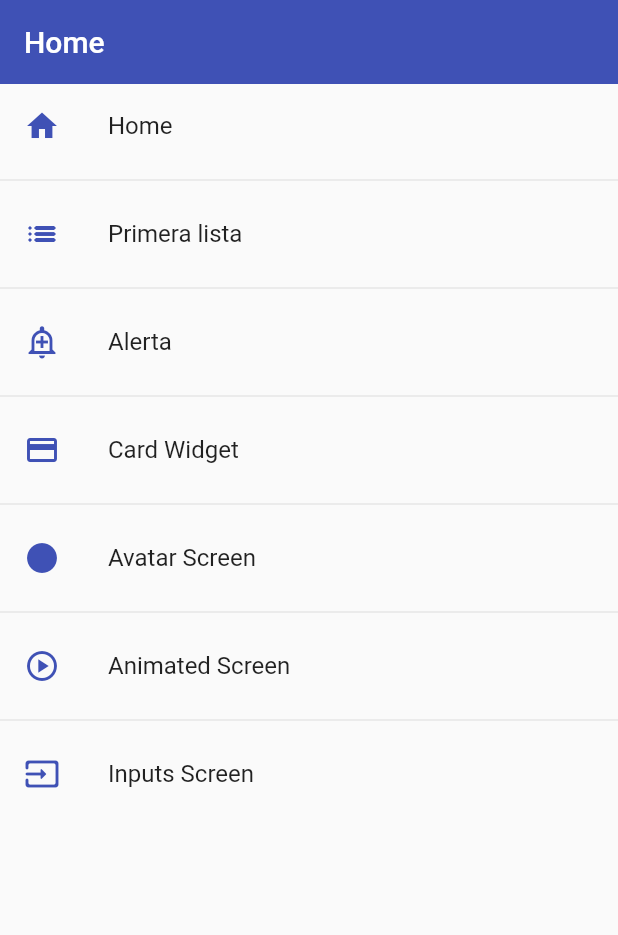
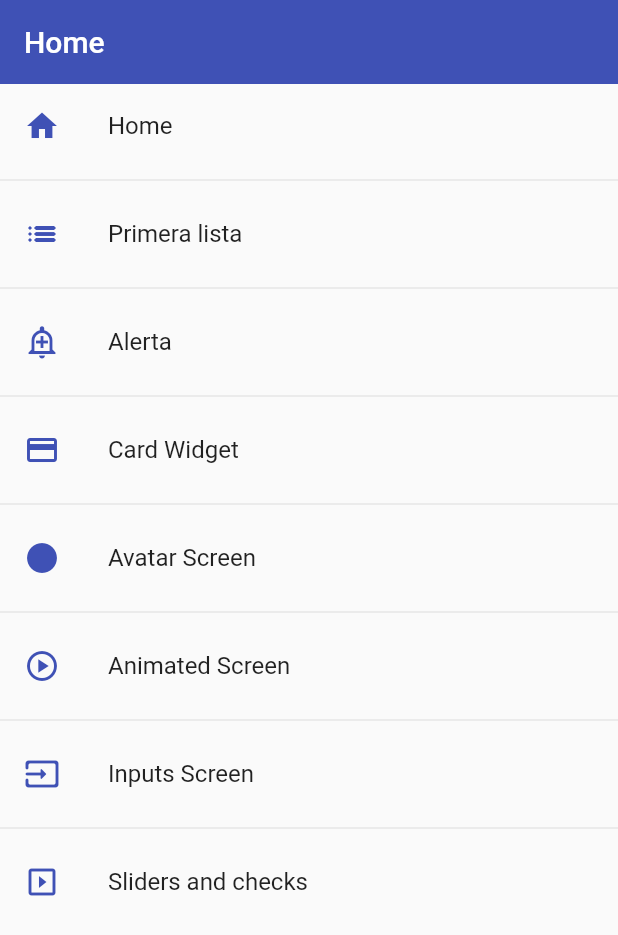
Before and after one commit to TecAbel/flutter-components, a Flutter app: the screen it shows after launch, on a phone screen of 412 x 824 dp. Shown: the top 935 px of the screen. Run offline on Flutter 3.47's test engine with Material 2 defaults, Android fonts, the phone set to English and light mode, and no system bars.

Commit message:
feat(slider_sc): added slider screen and its fuctionality

```diff
--- a/lib/router/app_routes.dart
+++ b/lib/router/app_routes.dart
@@ -1,4 +1,5 @@
 import 'package:components/models/route_option.dart';
+import 'package:components/screens/slider_sc.dart';
 import 'package:flutter/material.dart';
 import 'package:components/screens/screens_index.dart';
 
@@ -72,6 +73,15 @@ class AppRoutes {
       icon: Icons.input_rounded,
       screen: const InputsScreen(),
     ),
+    RouteOption(
+      path: 'slider',
+      name: 'Sliders and checks',
+      icon: Icons.slideshow,
+      screen: const MyHomePage(
+        title: 'SliderScreen',
+        child: SliderScreen(),
+      ),
+    ),
   ];
 
   static Map<String, Widget Function(BuildContext)> getAppRoutes() {
```
Also changed, not shown: lib/screens/slider_sc.dart (added, +58 -0 lines).
